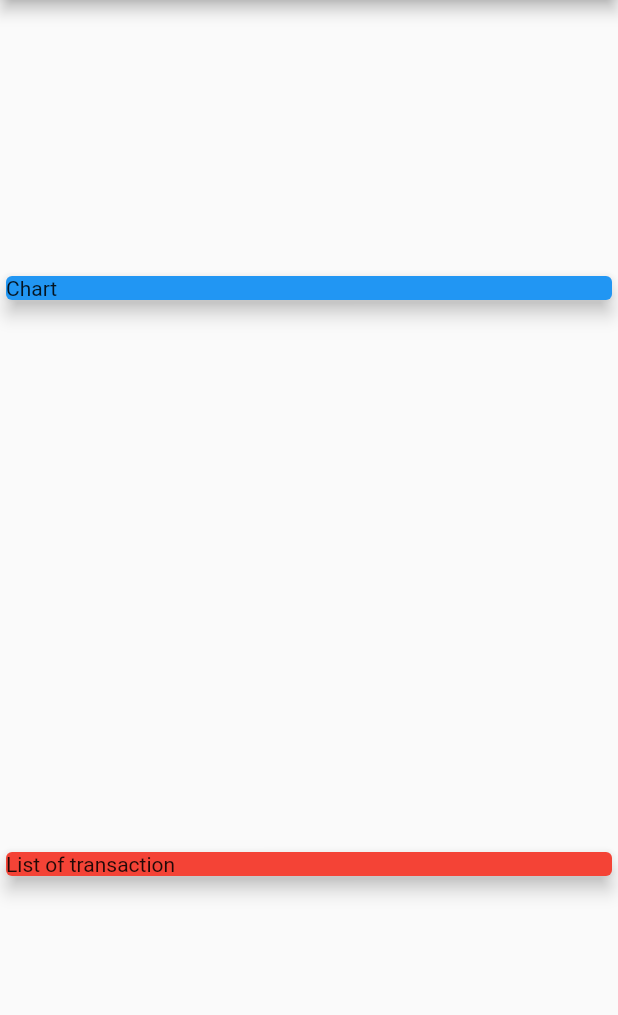
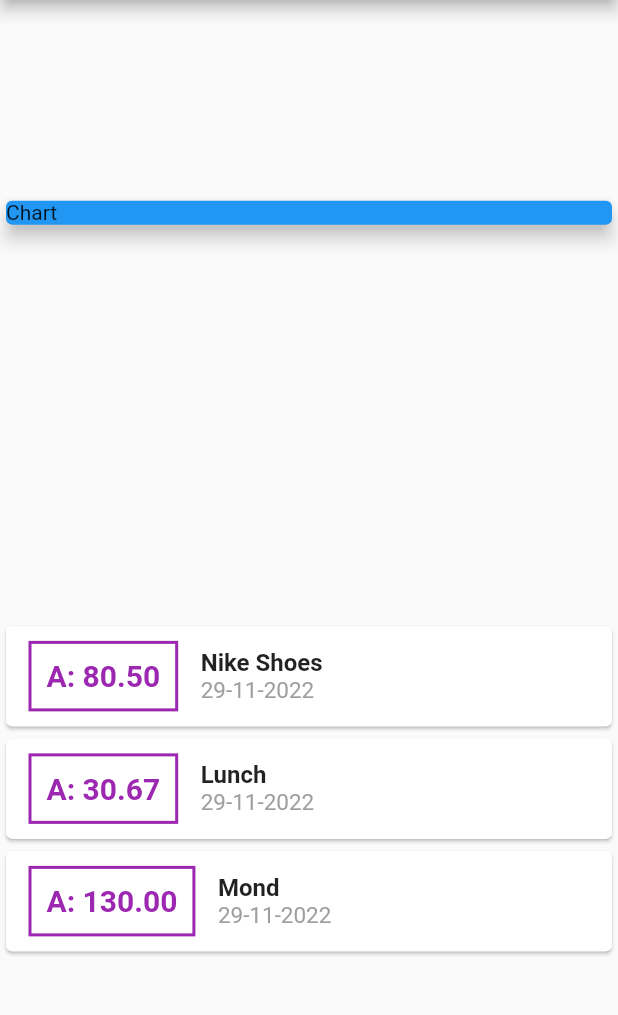
Before and after one commit to alex-pythonista/expense-manager-mobile-app, a Flutter app: the screen it shows after launch, on a phone screen of 412 x 824 dp, the part 84-1099 px from its top. Run offline on Flutter 3.47's test engine with Material 2 defaults, Android fonts, the phone set to English and light mode, and no system bars.

Commit message:
installed intl for formating dates

```diff
--- a/lib/main.dart
+++ b/lib/main.dart
@@ -1,5 +1,5 @@
 import 'package:flutter/material.dart';
-
+import 'package:intl/intl.dart';
 import './transaction.dart';
 
 void main() => runApp(EMApp());
@@ -47,8 +47,8 @@ class HomePage extends StatelessWidget {
       body: Column(
         mainAxisAlignment: MainAxisAlignment.spaceAround,
         crossAxisAlignment: CrossAxisAlignment.stretch,
-        children: const <Widget>[
-          SizedBox(
+        children: <Widget>[
+          const SizedBox(
             width: double.infinity,
             child: Card(
               color: Colors.blue,
@@ -56,10 +56,56 @@ class HomePage extends StatelessWidget {
               child: Text("Chart"),
             ),
           ),
-          Card(
-            color: Colors.red,
-            elevation: 5,
-            child: Text("List of transaction"),
+          Column(
+            children: transactions.map((tx) {
+              return Card(
+                child: Row(
+                  children: [
+                    // ignore: avoid_unnecessary_containers
+                    Container(
+                      margin: const EdgeInsets.symmetric(
+                        vertical: 10,
+                        horizontal: 15,
+                      ),
+                      decoration: BoxDecoration(
+                        border: Border.all(
+                          color: Colors.purple,
+                          width: 2,
+                        ),
+                      ),
+                      padding: const EdgeInsets.all(10),
+                      child: Text(
+                        "A: ${tx.amount.toStringAsFixed(2)}",
+                        style: const TextStyle(
+                          fontWeight: FontWeight.bold,
+                          fontSize: 20,
+                          color: Colors.purple,
+                        ),
+                      ),
+                    ),
+                    Column(
+                      crossAxisAlignment: CrossAxisAlignment.start,
+                      children: [
+                        Text(
+                          tx.title,
+                          style: const TextStyle(
+                            fontSize: 16,
+                            fontWeight: FontWeight.bold,
+                          ),
+                        ),
+                        Text(
+                          DateFormat('dd-MM-yyyy').format(tx.date),
+                          style: const TextStyle(
+                            fontSize: 15,
+                            color: Colors.grey,
+                          ),
+                        ),
+                      ],
+                    )
+                  ],
+                ),
+              );
+            }).toList(),
           )
         ],
       ),
--- a/lib/transaction.dart
+++ b/lib/transaction.dart
@@ -1,15 +1,13 @@
-import 'package:flutter/foundation.dart';
-
 class Transaction {
-  final String? id;
-  final String? title;
-  final double? amount;
-  final DateTime? date;
+  final String id;
+  final String title;
+  final double amount;
+  final DateTime date;
 
   Transaction({
-    @required this.id,
-    @required this.title,
-    @required this.amount,
-    @required this.date,
+    required this.id,
+    required this.title,
+    required this.amount,
+    required this.date,
   });
 }
--- a/pubspec.yaml
+++ b/pubspec.yaml
@@ -36,6 +36,7 @@ dependencies:
   # The following adds the Cupertino Icons font to your application.
   # Use with the CupertinoIcons class for iOS style icons.
   cupertino_icons: ^1.0.2
+  intl: ^0.17.0
 
 dev_dependencies:
   flutter_test:
```
Also changed, not shown: pubspec.lock.
